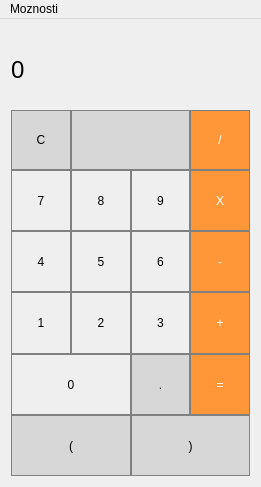
Qt form kalkulacka/mainwindow.ui (Mattko22/MTE) before a commit.
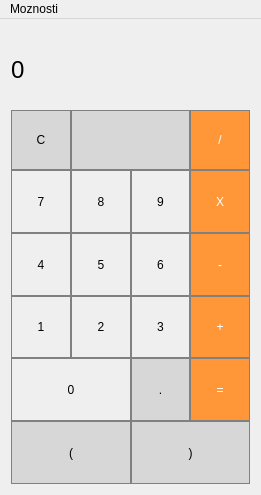
The same form after that commit. Icons and pictures are not drawn.

Diff of the .ui file:
```diff
--- a/kalkulacka/mainwindow.ui
+++ b/kalkulacka/mainwindow.ui
@@ -7,7 +7,7 @@
     <x>0</x>
     <y>0</y>
     <width>261</width>
-    <height>487</height>
+    <height>495</height>
    </rect>
   </property>
   <property name="windowTitle">
```
Left out of the diff: 6 changed lines with no effect on the pictures.
